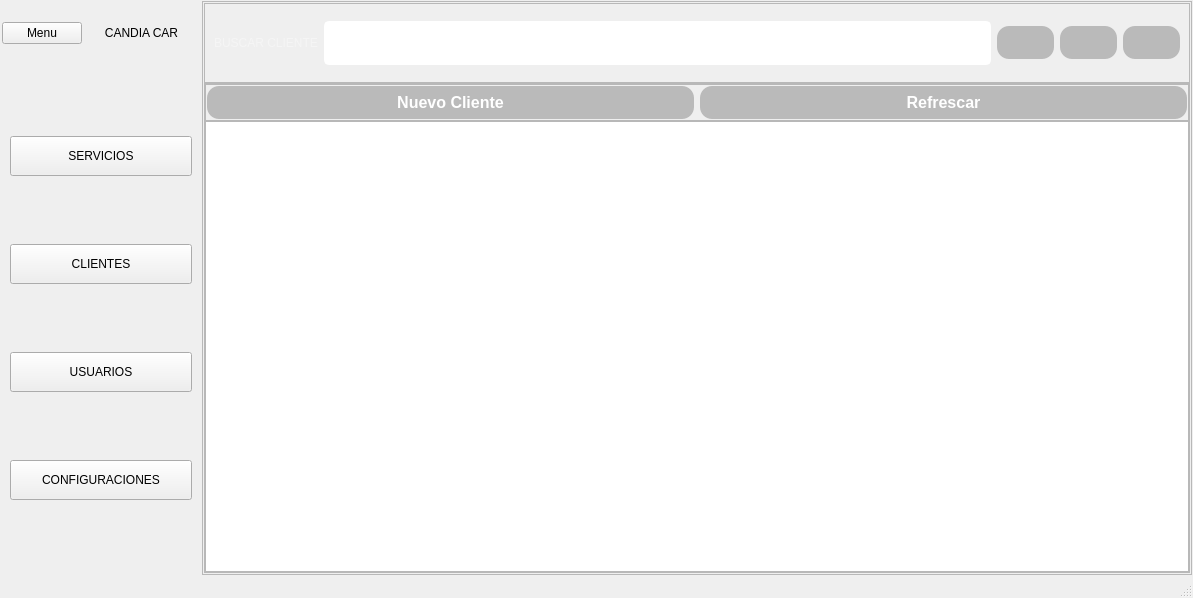
First picture: the form in view/MainVentana.ui, repository jhocepSan/deskopCandiaCar, before the edit.
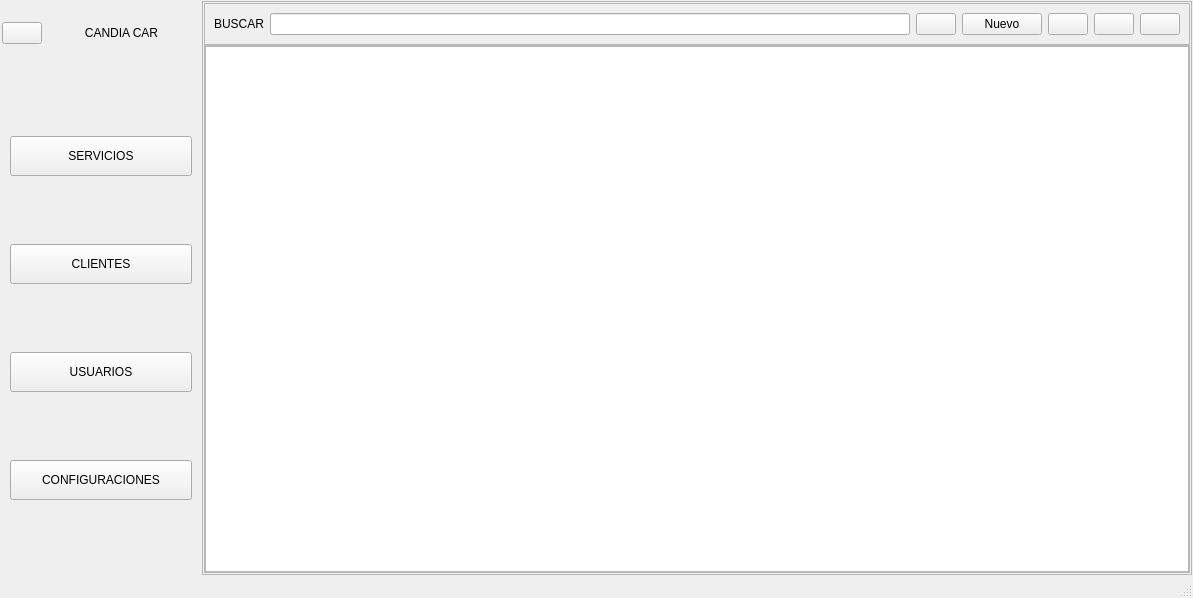
Second picture: the form after the edit. The open tabs and pages were chosen to show the change. Icons and pictures are not drawn.

What changed in the file:
```diff
--- a/view/MainVentana.ui
+++ b/view/MainVentana.ui
@@ -98,7 +98,7 @@
           <item>
            <widget class="QPushButton" name="btnMenu">
             <property name="text">
-             <string>Menu</string>
+             <string/>
             </property>
             <property name="icon">
              <iconset>
@@ -229,6 +229,83 @@
        <property name="bottomMargin">
         <number>1</number>
        </property>
+       <item>
+        <widget class="QFrame" name="frame">
+         <property name="frameShape">
+          <enum>QFrame::StyledPanel</enum>
+         </property>
+         <property name="frameShadow">
+          <enum>QFrame::Raised</enum>
+         </property>
+         <layout class="QHBoxLayout" name="horizontalLayout_3">
+          <item>
+           <widget class="QLabel" name="label_2">
+            <property name="text">
+             <string>BUSCAR</string>
+            </property>
+           </widget>
+          </item>
+          <item>
+           <widget class="QLineEdit" name="textSeach"/>
+          </item>
+          <item>
+           <widget class="QPushButton" name="bSearchClient">
+            <property name="text">
+             <string/>
+            </property>
+            <property name="icon">
+             <iconset>
+              <normaloff>../../../../../../../Downloads/search_magnifyng_glass_find_locate_icon_123485.png</normaloff>../../../../../../../Downloads/search_magnifyng_glass_find_locate_icon_123485.png</iconset>
+            </property>
+           </widget>
+          </item>
+          <item>
+           <widget class="QPushButton" name="btn_add">
+            <property name="text">
+             <string>Nuevo</string>
+            </property>
+            <property name="icon">
+             <iconset>
+              <normaloff>../../../../../../../Downloads/Add_User-80_icon-icons.com_57380.png</normaloff>../../../../../../../Downloads/Add_User-80_icon-icons.com_57380.png</iconset>
+            </property>
+           </widget>
+          </item>
+          <item>
+           <widget class="QPushButton" name="btn_refrescar">
+            <property name="text">
+             <string/>
+            </property>
+            <property name="icon">
+             <iconset>
+              <normaloff>../../../../../../../Downloads/reload_78477.png</normaloff>../../../../../../../Downloads/reload_78477.png</iconset>
+            </property>
+           </widget>
+          </item>
+          <item>
+           <widget class="QPushButton" name="expoCliPdf">
+            <property name="text">
+             <string/>
+            </property>
+            <property name="icon">
+             <iconset>
+              <normaloff>../../../../../../../Downloads/pdf_filetype_icon_177525.png</normaloff>../../../../../../../Downloads/pdf_filetype_icon_177525.png</iconset>
+            </property>
+           </widget>
+          </item>
+          <item>
+           <widget class="QPushButton" name="exExcCli">
+            <property name="text">
+             <string/>
+            </property>
+            <property name="icon">
+             <iconset>
+              <normaloff>../../../../../../../Downloads/file_type_excel_icon_130611.png</normaloff>../../../../../../../Downloads/file_type_excel_icon_130611.png</iconset>
+            </property>
+           </widget>
+          </item>
+         </layout>
+        </widget>
+       </item>
        <item>
         <widget class="QStackedWidget" name="stackedWidget">
          <property name="currentIndex">
@@ -389,7 +466,7 @@
          </widget>
          <widget class="QWidget" name="page_config"/>
          <widget class="QWidget" name="page_clientes">
-          <layout class="QVBoxLayout" name="verticalLayout_4" stretch="1,8">
+          <layout class="QVBoxLayout" name="verticalLayout_4" stretch="8">
            <property name="spacing">
             <number>0</number>
            </property>
@@ -405,105 +482,6 @@
            <property name="bottomMargin">
             <number>0</number>
            </property>
-           <item>
-            <widget class="QFrame" name="frame">
-             <property name="styleSheet">
-              <string notr="true">QLabel{
-color:rgb(245, 245, 245);
-font:77 10pt 'Arial Black';
-}
-QPushButton{
-border-radius: 12px;
-color:rgb(238, 238, 238);
-background-color:rgb(186, 186, 186);
-padding: 7px 7px;
-  text-align: center;
-  font-size: 16px;
-}
-QPushButton:hover{
-background-color: #04AA6D; /* Green */
-color: white;
-}
-QLineEdit{
-padding: 12px 20px;
-margin: 8px 0;
-border: 2px solid #fff;
-border-radius: 5px;
-font:77 12px 'Arial Black';
-color:rgb(238, 238, 238);
-}</string>
-             </property>
-             <property name="frameShape">
-              <enum>QFrame::StyledPanel</enum>
-             </property>
-             <property name="frameShadow">
-              <enum>QFrame::Raised</enum>
-             </property>
-             <layout class="QHBoxLayout" name="horizontalLayout_3">
-              <item>
-               <widget class="QLabel" name="label_2">
-                <property name="text">
-                 <string>BUSCAR CLIENTE</string>
-                </property>
-               </widget>
-              </item>
-              <item>
-               <widget class="QLineEdit" name="textSeach"/>
-              </item>
-              <item>
-               <widget class="QPushButton" name="bSearchClient">
-                <property name="text">
-                 <string/>
-                </property>
-                <property name="icon">
-                 <iconset>
-                  <normaloff>../../../../../../../Downloads/search_magnifyng_glass_find_locate_icon_123485.png</normaloff>../../../../../../../Downloads/search_magnifyng_glass_find_locate_icon_123485.png</iconset>
-                </property>
-                <property name="iconSize">
-                 <size>
-                  <width>30</width>
-                  <height>30</height>
-                 </size>
-                </property>
-               </widget>
-              </item>
-              <item>
-               <widget class="QPushButton" name="expoCliPdf">
-                <property name="text">
-                 <string/>
-                </property>
-                <property name="icon">
-                 <iconset>
-                  <normaloff>../../../../../../../Downloads/pdf_filetype_icon_177525.png</normaloff>../../../../../../../Downloads/pdf_filetype_icon_177525.png</iconset>
-                </property>
-                <property name="iconSize">
-                 <size>
-                  <width>30</width>
-                  <height>30</height>
-                 </size>
-                </property>
-               </widget>
-              </item>
-              <item>
-               <widget class="QPushButton" name="exExcCli">
-                <property name="text">
-                 <string/>
-                </property>
-                <property name="icon">
-                 <iconset>
-                  <normaloff>../../../../../../../Downloads/file_type_excel_icon_130611.png</normaloff>../../../../../../../Downloads/file_type_excel_icon_130611.png</iconset>
-                </property>
-                <property name="iconSize">
-                 <size>
-                  <width>30</width>
-                  <height>30</height>
-                 </size>
-                </property>
-               </widget>
-              </item>
-             </layout>
-            </widget>
-           </item>
            <item>
             <widget class="QFrame" name="frame_3">
              <property name="frameShape">
@@ -528,97 +506,6 @@
               <property name="bottomMargin">
                <number>0</number>
               </property>
-              <item>
-               <widget class="QFrame" name="frame_4">
-                <property name="styleSheet">
-                 <string notr="true">QLabel{
-color:rgb(245, 245, 245);
-font:77 10pt 'Arial Black';
-}
-QPushButton{
-border-radius: 12px;
-color:rgb(255, 255, 255);
-font-weight: bold;
-background-color:rgb(186, 186, 186);
-padding: 7px 7px;
-  text-align: center;
-  text-decoration: none;
-  font-size: 16px;
-}
-QPushButton:hover{
-font-weight: bold;
-background-color: #04AA6D; /* Green */
-color: white;
-}
-QLineEdit{
-padding: 12px 20px;
-margin: 8px 0;
-box-sizing: border-box;
-border: 2px solid #fff;
-border-radius: 5px;
-font:77 12px 'Arial Black';
-color:rgb(238, 238, 238);
-}</string>
-                </property>
-                <property name="frameShape">
-                 <enum>QFrame::StyledPanel</enum>
-                </property>
-                <property name="frameShadow">
-                 <enum>QFrame::Raised</enum>
-                </property>
-                <layout class="QHBoxLayout" name="horizontalLayout_4">
-                 <property name="spacing">
-                  <number>6</number>
-                 </property>
-                 <property name="leftMargin">
-                  <number>1</number>
-                 </property>
-                 <property name="topMargin">
-                  <number>1</number>
-                 </property>
-                 <property name="rightMargin">
-                  <number>1</number>
-                 </property>
-                 <property name="bottomMargin">
-                  <number>1</number>
-                 </property>
-                 <item>
-                  <widget class="QPushButton" name="btnAddClient">
-                   <property name="text">
-                    <string>Nuevo Cliente</string>
-                   </property>
-                   <property name="icon">
-                    <iconset>
-                     <normaloff>../../../../../../../Downloads/Add_User-80_icon-icons.com_57380.png</normaloff>../../../../../../../Downloads/Add_User-80_icon-icons.com_57380.png</iconset>
-                   </property>
-                   <property name="iconSize">
-                    <size>
-                     <width>20</width>
-                     <height>20</height>
-                    </size>
-                   </property>
-                  </widget>
-                 </item>
-                 <item>
-                  <widget class="QPushButton" name="btnLoadClient">
-                   <property name="text">
-                    <string>Refrescar</string>
-                   </property>
-                   <property name="icon">
-                    <iconset>
-                     <normaloff>../../../../../../../Downloads/reload_78477.png</normaloff>../../../../../../../Downloads/reload_78477.png</iconset>
-                   </property>
-                   <property name="iconSize">
-                    <size>
-                     <width>20</width>
-                     <height>20</height>
-                    </size>
-                   </property>
-                  </widget>
-                 </item>
-                </layout>
-               </widget>
-              </item>
               <item>
                <widget class="QTableWidget" name="listaClientes"/>
               </item>
```
Left out of the diff: 74 changed lines with no effect on the pictures.
